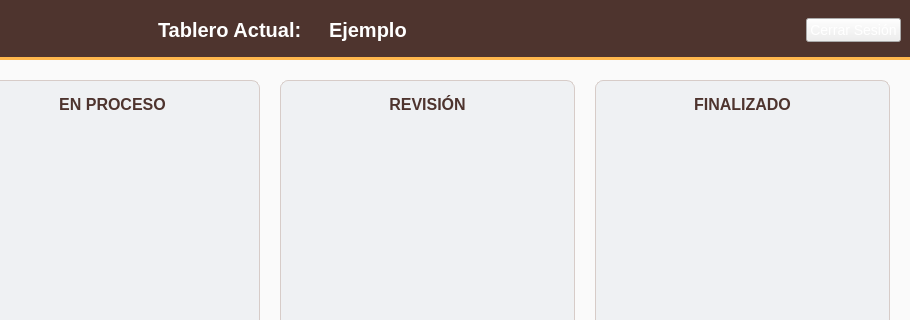
Above: src/ui/interface.ui from IvanJesusCorbalanPascual/AlaxaFlow-Desktop before the change; both pictures show x 370 to 1280 and y 0 to 320 of the 1280 by 800 pixel window. Below: the same form after it.
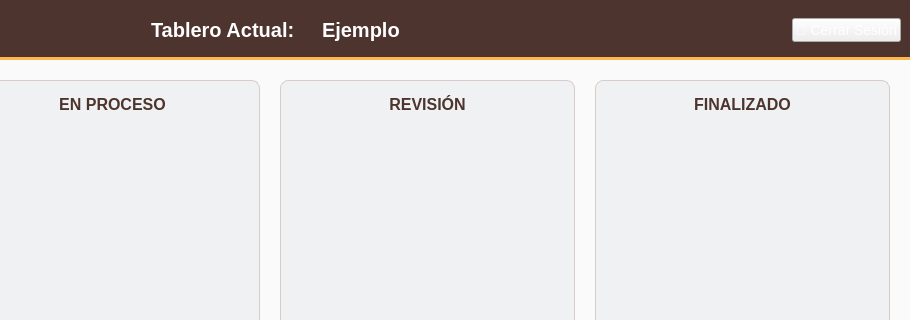
That is the form after the change.

```diff
--- a/src/ui/interface.ui
+++ b/src/ui/interface.ui
@@ -191,7 +191,7 @@
           <string notr="true">color:white;</string>
          </property>
          <property name="text">
-          <string>Cerrar Sesión</string>
+          <string>🚪 Cerrar Sesión</string>
          </property>
         </widget>
        </item>
```
